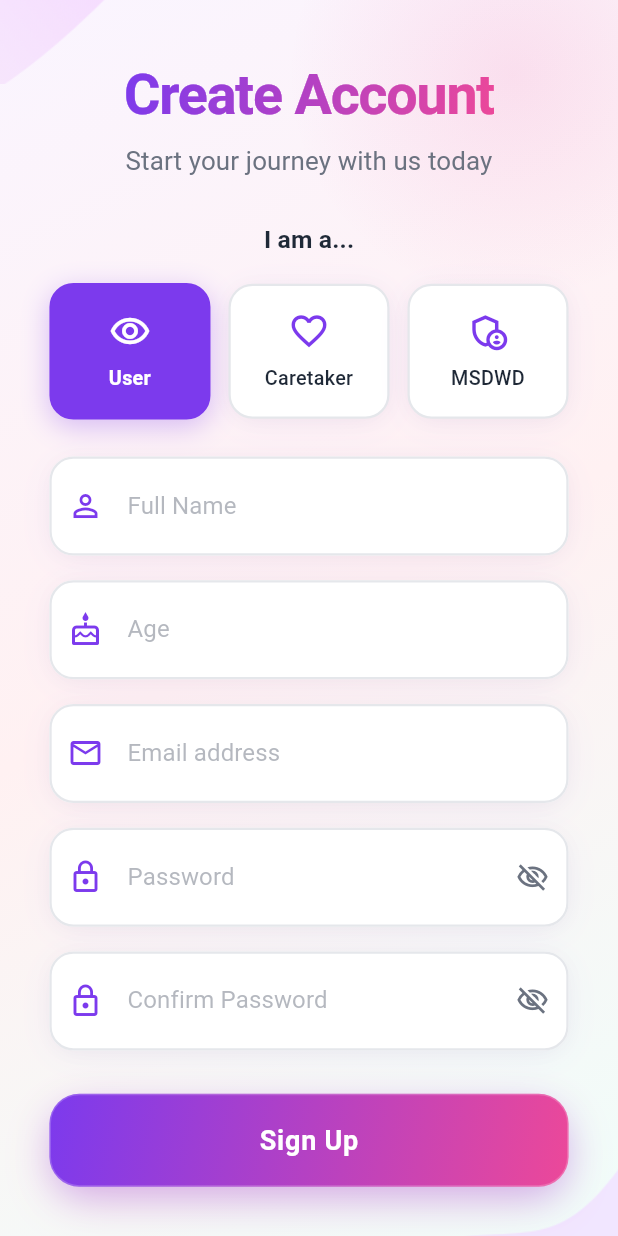
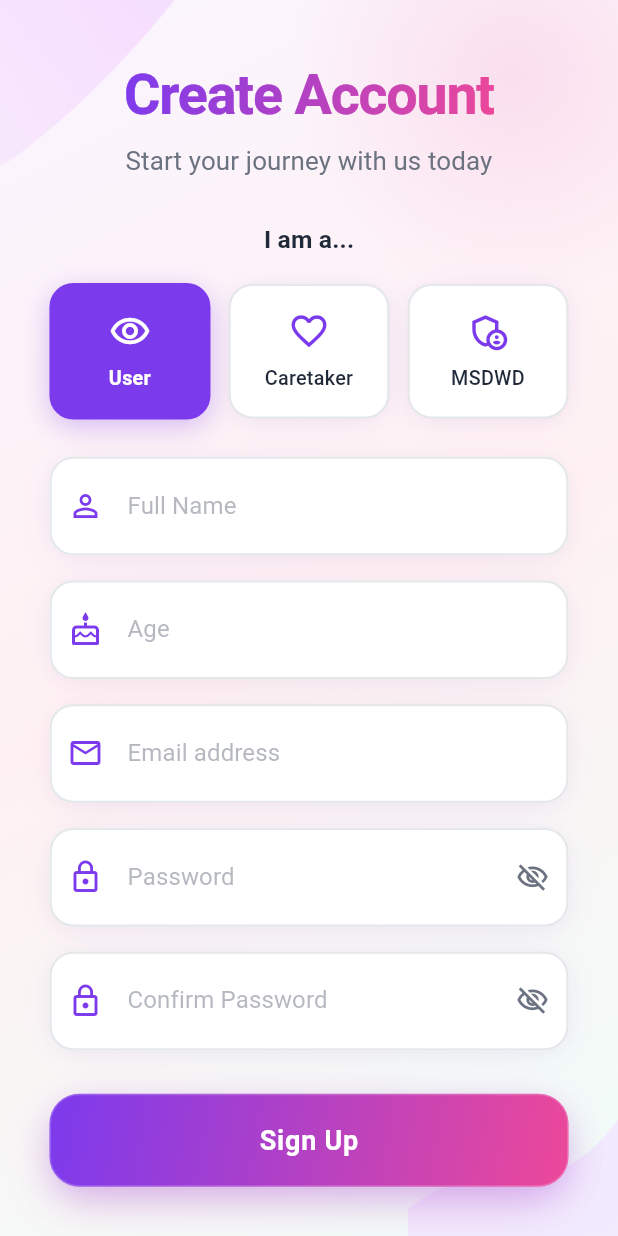
Before and after one commit to onetwothird/Seelai, a Flutter app: the RegisterScreen screen opened directly, on a phone screen of 412 x 824 dp. Run offline on Flutter 3.47's test engine with Material 3 defaults, Android fonts, the phone set to English and light mode, and no system bars.

Commit message:
updated signup

```diff
--- a/seelai/lib/screens/signup_screen.dart
+++ b/seelai/lib/screens/signup_screen.dart
@@ -104,29 +104,31 @@ class _RegisterScreenState extends State<RegisterScreen> with TickerProviderStat
             ),
           ),
 
-         Positioned(
-            top: -150,
+                 // Background decorative images - Top Left
+          Positioned(
+            top: -90,
             left: -30,
             child: Opacity(
-              opacity: 1,
+              opacity: 0.8,
               child: Image.asset(
                 'assets/images/bg_shape_3.png',
-                width: screenWidth * 0.5,
-                height: screenWidth * 0.5,
+                width: 200, // Fixed width
+                height: 200, // Fixed height
                 fit: BoxFit.cover,
               ),
             ),
           ),
-         // Background decorative images
+
+          // Background decorative images - Bottom Right
           Positioned(
-            bottom: -100,
+            bottom: -60,
             right: -60,
             child: Opacity(
-              opacity: 1,
+              opacity: 0.8,
               child: Image.asset(
                 'assets/images/bg_shape_1.png',
-                width: screenWidth * 0.5,
-                height: screenWidth * 0.5,
+                width: 200, // Fixed width
+                height: 200, // Fixed height
                 fit: BoxFit.cover,
               ),
             ),
```
